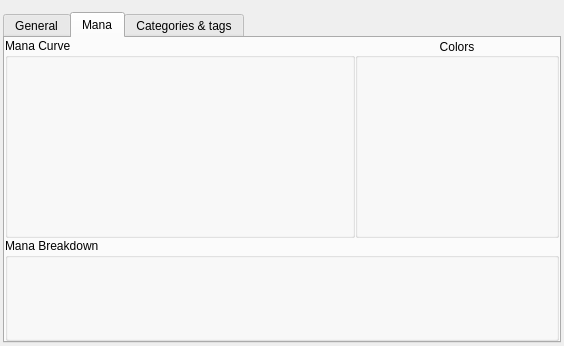
This is mtgcards/deckstatisticsdialog.ui in stijnvermeir/mtgcards as Qt 5 draws it before an edit. The edited form follows.
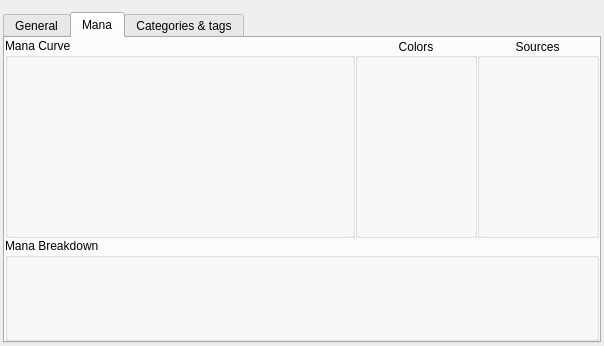
This is the edited form.

Commit message: Add number of sources of each mana in the statistics (closes #8 )

The edit to the form file:
```diff
--- a/mtgcards/deckstatisticsdialog.ui
+++ b/mtgcards/deckstatisticsdialog.ui
@@ -6,7 +6,7 @@
    <rect>
     <x>0</x>
     <y>0</y>
-    <width>564</width>
+    <width>604</width>
     <height>346</height>
    </rect>
   </property>
@@ -239,7 +239,7 @@
           <widget class="QGroupBox" name="groupBox_2">
            <property name="minimumSize">
             <size>
-             <width>200</width>
+             <width>120</width>
              <height>0</height>
             </size>
            </property>
@@ -269,6 +269,52 @@
              <layout class="QVBoxLayout" name="manaColorsLayout">
               <property name="spacing">
                <number>0</number>
+              </property>
+              <property name="leftMargin">
+               <number>5</number>
+              </property>
+             </layout>
+            </item>
+           </layout>
+          </widget>
+         </item>
+         <item>
+          <widget class="QGroupBox" name="groupBox_7">
+           <property name="minimumSize">
+            <size>
+             <width>120</width>
+             <height>0</height>
+            </size>
+           </property>
+           <property name="title">
+            <string>Sources</string>
+           </property>
+           <property name="alignment">
+            <set>Qt::AlignCenter</set>
+           </property>
+           <layout class="QVBoxLayout" name="verticalLayout_6">
+            <property name="spacing">
+             <number>0</number>
+            </property>
+            <property name="leftMargin">
+             <number>0</number>
+            </property>
+            <property name="topMargin">
+             <number>0</number>
+            </property>
+            <property name="rightMargin">
+             <number>0</number>
+            </property>
+            <property name="bottomMargin">
+             <number>0</number>
+            </property>
+            <item>
+             <layout class="QVBoxLayout" name="manaSourcesLayout">
+              <property name="spacing">
+               <number>0</number>
+              </property>
+              <property name="leftMargin">
+               <number>5</number>
               </property>
              </layout>
             </item>
```
The commit also changes 7 other files.
